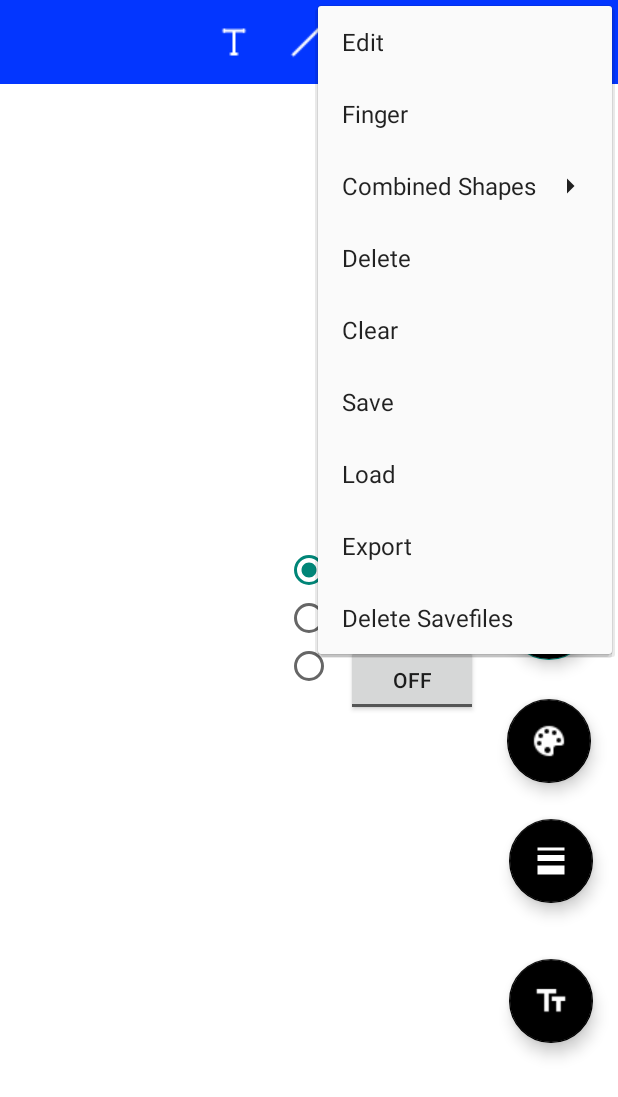
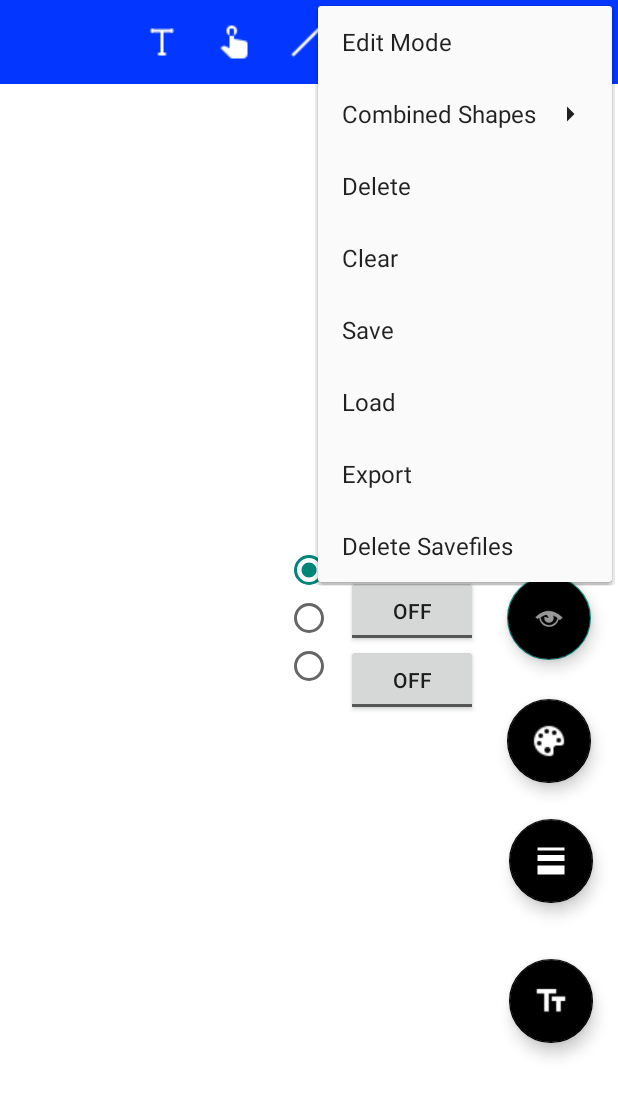
Before and after one commit to jonasspeiser/android-sketch-app, an Android app: the screen it shows after launch (MainActivity), with the options menu open, on a phone screen of 412 x 824 dp. Shown: the top 1097 px of the screen. Run offline under Robolectric (Android 15) with nearby library versions, the phone set to English and light mode, and no system bars; our stand-ins replace data binding; libraries missing offline, so code that uses them is left out: petrov.kristiyan.colorpicker.

Commit message:
Change Edit -> Edit Mode in Overflow menu

```diff
--- a/implementation/Sketch_App/app/src/main/res/menu/menu.xml
+++ b/implementation/Sketch_App/app/src/main/res/menu/menu.xml
@@ -18,7 +18,7 @@
         android:id="@+id/fingerId"
         android:icon="@drawable/menu_icon_finger"
         android:title="@string/menu_icon_finger_title"
-        app:showAsAction="ifRoom" />
+        app:showAsAction="always" />
     <item
         android:id="@+id/lineId"
         android:icon="@drawable/menu_icon_line"
--- a/implementation/Sketch_App/app/src/main/res/values/strings.xml
+++ b/implementation/Sketch_App/app/src/main/res/values/strings.xml
@@ -18,7 +18,7 @@
     <string name="floatingbutton_italic">Italic Button</string>
     <string name="floatingbutton_bold">Bold Button</string>
     <string name="floatingbutton_underline">Underline Button</string>
-    <string name="menu_icon_toggleEdit_title">Edit</string>
+    <string name="menu_icon_toggleEdit_title">Edit Mode</string>
     <string name="option_menu_combi_shapes">Combined Shapes</string>
     <string name="option_menu_combi_shape_new">New</string>
     <string name="clear">Clear</string>
```
